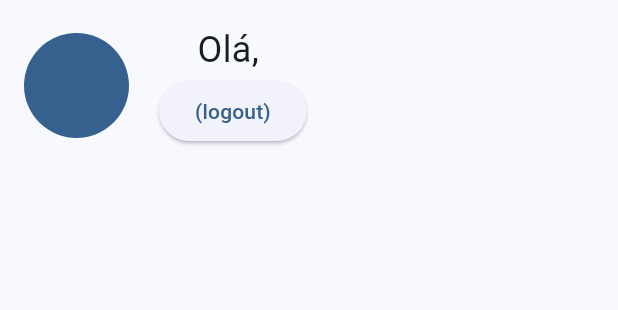
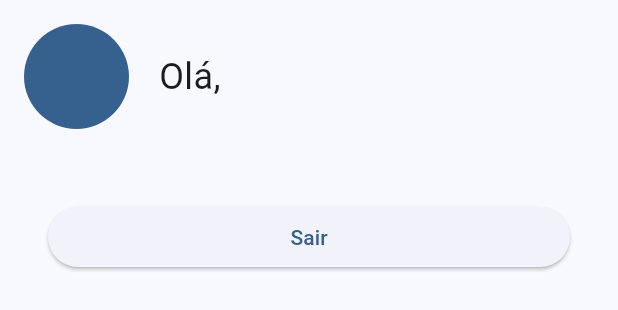
Before and after one commit to mugiwarajeff/bookstanis, a Flutter app: the ProfileView widget shown alone on an empty page, opened directly, on a phone screen of 412 x 824 dp. Shown: the top 310 px of the screen. Run offline on Flutter 3.47's test engine with Material 3 defaults, Android fonts, the light colour scheme and no system bars; our stand-ins replace bloc, firebase_auth, firebase_core, flutter_bloc; accounts and stored records are empty; generated files the repository leaves out were written again.

Commit message:
adding button to exit

```diff
--- a/lib/app/features/profile/profile_view.dart
+++ b/lib/app/features/profile/profile_view.dart
@@ -1,3 +1,4 @@
+import 'package:bookstanis/app/features/login/bloc/login_cubit.dart';
 import 'package:bookstanis/app/features/profile/bloc/profile_cubit.dart';
 import 'package:bookstanis/app/features/profile/bloc/profile_states.dart';
 import 'package:bookstanis/app/features/profile/user_area/user_area.dart';
@@ -10,6 +11,7 @@ class ProfileView extends StatelessWidget {
   @override
   Widget build(BuildContext context) {
     ProfileCubit profileCubit = BlocProvider.of<ProfileCubit>(context);
+    final LoginCubit loginCubit = BlocProvider.of<LoginCubit>(context);
 
     return BlocBuilder<ProfileCubit, ProfileState>(
       bloc: profileCubit,
@@ -19,7 +21,20 @@ class ProfileView extends StatelessWidget {
             children: [
               UserArea(
                 user: state.user,
-              )
+              ),
+              Visibility(
+                  visible: state.user != null,
+                  child: Padding(
+                    padding: const EdgeInsets.all(32.0),
+                    child: SizedBox(
+                      width: double.infinity,
+                      child: ElevatedButton(
+                          onPressed: () {
+                            loginCubit.logoutCurrentUser();
+                          },
+                          child: const Text("Sair")),
+                    ),
+                  ))
             ],
           );
         }
--- a/lib/app/features/profile/user_area/user_area.dart
+++ b/lib/app/features/profile/user_area/user_area.dart
@@ -1,7 +1,5 @@
-import 'package:bookstanis/app/features/login/bloc/login_cubit.dart';
 import 'package:bookstanis/app/features/profile/models/user.dart';
 import 'package:flutter/material.dart';
-import 'package:flutter_bloc/flutter_bloc.dart';
 import 'package:flutter_gen/gen_l10n/app_localizations.dart';
 
 class UserArea extends StatelessWidget {
@@ -16,8 +14,6 @@ class UserArea extends StatelessWidget {
 
     final String signInText = AppLocalizations.of(context)!.signIn;
     final String helloText = AppLocalizations.of(context)!.hello;
-
-    final LoginCubit loginCubit = BlocProvider.of<LoginCubit>(context);
 
     CircleAvatar userImageBuilder(User? user) {
       if (user == null) {
@@ -82,11 +78,6 @@ class UserArea extends StatelessWidget {
                   "$helloText, ${user!.firstName}",
                   style: const TextStyle(fontSize: 24),
                 ),
-                ElevatedButton(
-                    onPressed: () {
-                      loginCubit.logoutCurrentUser();
-                    },
-                    child: Text("(logout)"))
               ],
             );
           })
```
